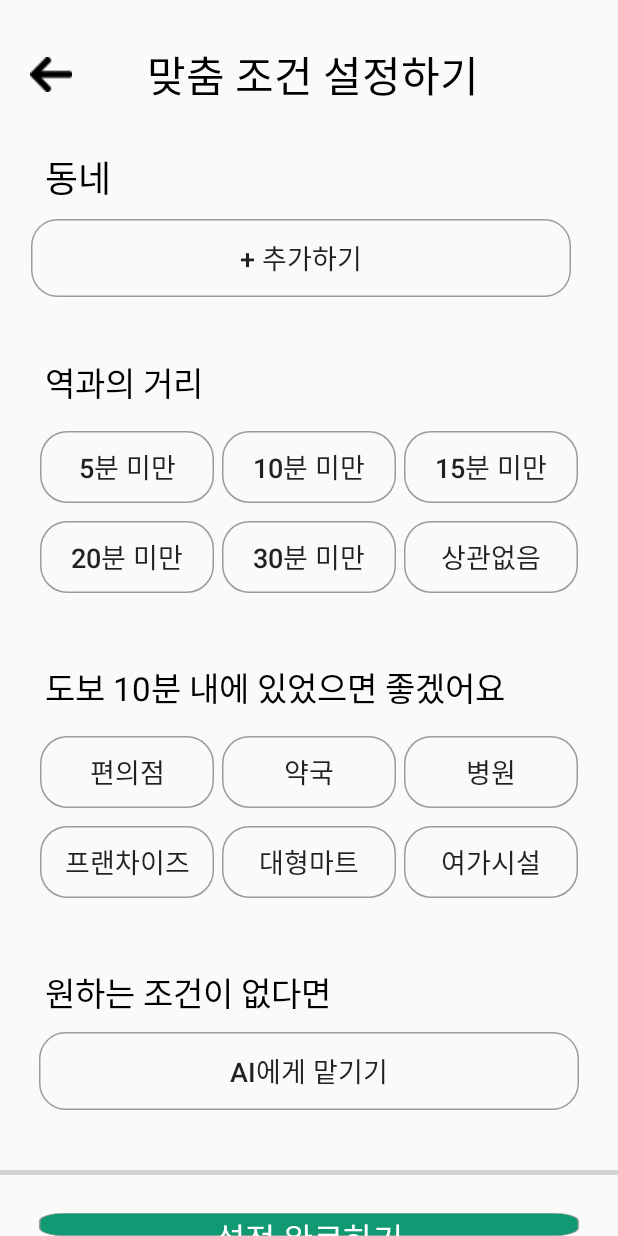
After one commit to CapstoneRRoom/RRoom, an Android app: the layout filter.xml on its own in the app's theme, with its tools: preview values and no code run, on a phone screen of 412 x 824 dp. The commit adds this screen. Run offline under Robolectric (Android 15) with nearby library versions, the phone set to English and light mode, and no system bars.

Commit message:
feat:방 화면 UI 추가

```diff
--- a/app/src/main/java/com/example/rroom/MainActivity.java
+++ b/app/src/main/java/com/example/rroom/MainActivity.java
@@ -14,7 +14,7 @@ public class MainActivity extends AppCompatActivity {
     protected void onCreate(Bundle savedInstanceState) {
         super.onCreate(savedInstanceState);
         EdgeToEdge.enable(this);
-        setContentView(R.layout.basic_layout);
+        setContentView(R.layout.postlist);
         ViewCompat.setOnApplyWindowInsetsListener(findViewById(R.id.main), (v, insets) -> {
             Insets systemBars = insets.getInsets(WindowInsetsCompat.Type.systemBars());
             v.setPadding(systemBars.left, systemBars.top, systemBars.right, systemBars.bottom);
--- /dev/null
+++ b/app/src/main/res/drawable/big_button.xml
@@ -0,0 +1,11 @@
+<vector xmlns:android="http://schemas.android.com/apk/res/android"
+    android:width="369dp"
+    android:height="52dp"
+    android:viewportWidth="369"
+    android:viewportHeight="52">
+  <path
+      android:strokeWidth="1"
+      android:pathData="M18,0.5L351,0.5A17.5,17.5 0,0 1,368.5 18L368.5,34A17.5,17.5 0,0 1,351 51.5L18,51.5A17.5,17.5 0,0 1,0.5 34L0.5,18A17.5,17.5 0,0 1,18 0.5z"
+      android:fillColor="#00000000"
+      android:strokeColor="#9B9B9B"/>
+</vector>
--- /dev/null
+++ b/app/src/main/res/drawable/button.xml
@@ -0,0 +1,11 @@
+<vector xmlns:android="http://schemas.android.com/apk/res/android"
+    android:width="116dp"
+    android:height="47dp"
+    android:viewportWidth="116"
+    android:viewportHeight="47">
+  <path
+      android:strokeWidth="1"
+      android:pathData="M18,0.5L98,0.5A17.5,17.5 0,0 1,115.5 18L115.5,29A17.5,17.5 0,0 1,98 46.5L18,46.5A17.5,17.5 0,0 1,0.5 29L0.5,18A17.5,17.5 0,0 1,18 0.5z"
+      android:fillColor="#00000000"
+      android:strokeColor="#9B9B9B"/>
+</vector>
--- /dev/null
+++ b/app/src/main/res/drawable/green_big_button.xml
@@ -0,0 +1,11 @@
+<vector xmlns:android="http://schemas.android.com/apk/res/android"
+    android:width="369dp"
+    android:height="52dp"
+    android:viewportWidth="369"
+    android:viewportHeight="52">
+    <path
+        android:strokeWidth="1"
+        android:pathData="M18,0.5L351,0.5A17.5,17.5 0,0 1,368.5 18L368.5,34A17.5,17.5 0,0 1,351 51.5L18,51.5A17.5,17.5 0,0 1,0.5 34L0.5,18A17.5,17.5 0,0 1,18 0.5z"
+        android:fillColor="#109972"
+        android:strokeColor="#9B9B9B"/>
+</vector>
--- /dev/null
+++ b/app/src/main/res/layout/filter.xml
@@ -0,0 +1,218 @@
+<?xml version="1.0" encoding="utf-8"?>
+<LinearLayout xmlns:android="http://schemas.android.com/apk/res/android"
+    xmlns:tools="http://schemas.android.com/tools"
+    android:id="@+id/main"
+    android:layout_width="match_parent"
+    android:layout_height="match_parent"
+    tools:context=".MainActivity"
+    android:orientation="vertical">
+    <LinearLayout
+        android:layout_width="match_parent"
+        android:layout_height="100dp"
+        android:orientation="horizontal"
+        android:gravity="center_vertical">
+
+        <Button
+            android:layout_width="28dp"
+            android:layout_height="23dp"
+            android:background="@drawable/back"
+            android:layout_gravity="center"
+            android:layout_marginStart="20dp"/>
+
+        <TextView
+            android:layout_width="wrap_content"
+            android:layout_height="wrap_content"
+            android:text="맞춤 조건 설정하기"
+            android:textSize="28sp"
+            android:textColor="@color/black"
+            android:layout_marginStart="50dp"/>
+
+    </LinearLayout>
+
+    <TextView
+        android:layout_width="wrap_content"
+        android:layout_height="wrap_content"
+        android:text="동네"
+        android:textSize="24sp"
+        android:textColor="@color/black"
+        android:layout_marginStart="30dp">
+    </TextView>
+    <Button
+        android:layout_marginTop="10dp"
+        android:layout_width="360dp"
+        android:layout_height="wrap_content"
+        android:background="@drawable/big_button"
+        android:text="+ 추가하기"
+        android:textSize="18sp"
+        android:layout_marginEnd="5dp"
+        android:layout_gravity="center">
+    </Button>
+    <TextView
+        android:layout_marginTop="40dp"
+        android:layout_width="wrap_content"
+        android:layout_height="wrap_content"
+        android:text="역과의 거리"
+        android:textSize="22sp"
+        android:textColor="@color/black"
+        android:layout_marginStart="30dp">
+    </TextView>
+    <LinearLayout
+        android:layout_marginTop="10dp"
+        android:layout_width="match_parent"
+        android:layout_height="60dp"
+        android:gravity="center">
+        <Button
+            android:layout_width="wrap_content"
+            android:layout_height="wrap_content"
+            android:background="@drawable/button"
+            android:text="5분 미만"
+            android:textSize="18sp"
+            android:layout_marginEnd="5dp">
+        </Button>
+        <Button
+            android:layout_width="wrap_content"
+            android:layout_height="wrap_content"
+            android:background="@drawable/button"
+            android:text="10분 미만"
+            android:textSize="18sp"
+            android:layout_marginEnd="5dp">
+        </Button>
+        <Button
+            android:layout_width="wrap_content"
+            android:layout_height="wrap_content"
+            android:background="@drawable/button"
+            android:text="15분 미만"
+            android:textSize="18sp">
+        </Button>
+    </LinearLayout>
+    <LinearLayout
+        android:layout_width="match_parent"
+        android:layout_height="60dp"
+        android:gravity="center">
+        <Button
+            android:layout_width="wrap_content"
+            android:layout_height="wrap_content"
+            android:background="@drawable/button"
+            android:text="20분 미만"
+            android:textSize="18sp"
+            android:layout_marginEnd="5dp">
+        </Button>
+        <Button
+            android:layout_width="wrap_content"
+            android:layout_height="wrap_content"
+            android:background="@drawable/button"
+            android:text="30분 미만"
+            android:textSize="18sp"
+            android:layout_marginEnd="5dp">
+        </Button>
+        <Button
+            android:layout_width="wrap_content"
+            android:layout_height="wrap_content"
+            android:background="@drawable/button"
+            android:text="상관없음"
+            android:textSize="18sp">
+        </Button>
+    </LinearLayout>
+    <TextView
+        android:layout_marginTop="40dp"
+        android:layout_width="wrap_content"
+        android:layout_height="wrap_content"
+        android:text="도보 10분 내에 있었으면 좋겠어요"
+        android:textSize="22sp"
+        android:textColor="@color/black"
+        android:layout_marginStart="30dp">
+    </TextView>
+    <LinearLayout
+        android:layout_marginTop="10dp"
+        android:layout_width="match_parent"
+        android:layout_height="60dp"
+        android:gravity="center">
+        <Button
+            android:layout_width="wrap_content"
+            android:layout_height="wrap_content"
+            android:background="@drawable/button"
+            android:text="편의점"
+            android:textSize="18sp"
+            android:layout_marginEnd="5dp">
+        </Button>
+        <Button
+            android:layout_width="wrap_content"
+            android:layout_height="wrap_content"
+            android:background="@drawable/button"
+            android:text="약국"
+            android:textSize="18sp"
+            android:layout_marginEnd="5dp">
+        </Button>
+        <Button
+            android:layout_width="wrap_content"
+            android:layout_height="wrap_content"
+            android:background="@drawable/button"
+            android:text="병원"
+            android:textSize="18sp">
+        </Button>
+    </LinearLayout>
+    <LinearLayout
+        android:layout_width="match_parent"
+        android:layout_height="60dp"
+        android:gravity="center">
+        <Button
+            android:layout_width="wrap_content"
+            android:layout_height="wrap_content"
+            android:background="@drawable/button"
+            android:text="프랜차이즈"
+            android:textSize="18sp"
+            android:layout_marginEnd="5dp">
+        </Button>
+        <Button
+            android:layout_width="wrap_content"
+            android:layout_height="wrap_content"
+            android:background="@drawable/button"
+            android:text="대형마트"
+            android:textSize="18sp"
+            android:layout_marginEnd="5dp">
+        </Button>
+        <Button
+            android:layout_width="wrap_content"
+            android:layout_height="wrap_content"
+            android:background="@drawable/button"
+            android:text="여가시설"
+            android:textSize="18sp">
+        </Button>
+    </LinearLayout>
+
+    <TextView
+        android:layout_width="wrap_content"
+        android:layout_height="wrap_content"
+        android:text="원하는 조건이 없다면"
+        android:textSize="22sp"
+        android:textColor="@color/black"
+        android:layout_marginStart="30dp"
+        android:layout_marginTop="40dp">
+    </TextView>
+    <Button
+        android:layout_marginTop="10dp"
+        android:layout_width="360dp"
+        android:layout_height="wrap_content"
+        android:background="@drawable/big_button"
+        android:text="AI에게 맡기기"
+        android:textSize="18sp"
+        android:layout_gravity="center">
+    </Button>
+
+    <View
+        android:layout_marginTop="40dp"
+        android:background="#D3D3D3"
+        android:layout_width="match_parent"
+        android:layout_height="3dp"/>
+    <Button
+        android:layout_marginTop="25dp"
+        android:layout_width="360dp"
+        android:layout_height="wrap_content"
+        android:background="@drawable/green_big_button"
+        android:text="설정 완료하기"
+        android:textSize="22sp"
+        android:layout_gravity="center"
+        android:textColor="@color/white">
+    </Button>
+
+</LinearLayout>
--- /dev/null
+++ b/app/src/main/res/layout/home.xml
@@ -0,0 +1,30 @@
+<?xml version="1.0" encoding="utf-8"?>
+<LinearLayout xmlns:android="http://schemas.android.com/apk/res/android"
+    xmlns:tools="http://schemas.android.com/tools"
+    android:id="@+id/main"
+    android:layout_width="match_parent"
+    android:layout_height="match_parent"
+    tools:context=".MainActivity"
+    android:orientation="vertical">
+    <include layout="@layout/titlebar"/>
+    <TextView
+        android:layout_marginTop="80dp"
+        android:layout_width="wrap_content"
+        android:layout_height="wrap_content"
+        android:textSize="32sp"
+        android:layout_marginStart="30sp"
+        android:text="방꾸석이\n처음이신가요?"
+        android:lineSpacingExtra="-7dp"
+        android:textColor="@color/black">
+    </TextView>
+    <Button
+        android:layout_marginTop="50dp"
+        android:layout_width="364dp"
+        android:layout_height="255dp"
+        android:layout_gravity="center"
+        android:background="@drawable/filter_button">
+
+    </Button>
+
+    <include layout="@layout/navibar" />
+</LinearLayout>
--- a/app/src/main/res/layout/navibar.xml
+++ b/app/src/main/res/layout/navibar.xml
@@ -38,7 +38,8 @@
                     android:text="홈"
                     android:textSize="15sp"
                     android:gravity="center"
-                    android:layout_gravity="center">
+                    android:layout_gravity="center"
+                    android:textColor="@color/black">
                 </TextView>
             </LinearLayout>
             <LinearLayout
@@ -60,7 +61,8 @@
                     android:text="방"
                     android:textSize="15sp"
                     android:gravity="center"
-                    android:layout_gravity="center">
+                    android:layout_gravity="center"
+                    android:textColor="@color/black">
                 </TextView>
             </LinearLayout>
             <LinearLayout
@@ -104,7 +106,8 @@
                     android:text="게시판"
                     android:textSize="15sp"
                     android:gravity="center"
-                    android:layout_gravity="center">
+                    android:layout_gravity="center"
+                    android:textColor="@color/black">
                 </TextView>
             </LinearLayout>
             <LinearLayout
@@ -126,7 +129,8 @@
                     android:text="내정보"
                     android:textSize="15sp"
                     android:gravity="center"
-                    android:layout_gravity="center">
+                    android:layout_gravity="center"
+                    android:textColor="@color/black">
                 </TextView>
             </LinearLayout>
 
--- /dev/null
+++ b/app/src/main/res/layout/room_recommend.xml
@@ -0,0 +1,19 @@
+<?xml version="1.0" encoding="utf-8"?>
+<LinearLayout xmlns:android="http://schemas.android.com/apk/res/android"
+    xmlns:tools="http://schemas.android.com/tools"
+    android:id="@+id/main"
+    android:layout_width="match_parent"
+    android:layout_height="match_parent"
+    tools:context=".MainActivity"
+    android:orientation="vertical">
+    <include layout="@layout/titlebar"/>
+    <TextView
+        android:layout_width="wrap_content"
+        android:layout_height="wrap_content"
+        android:text="조건 맞춤 매물"
+        android:textColor="@color/black"
+        android:textSize="28dp"
+        android:layout_marginStart="30dp">
+    </TextView>
+    <include layout="@layout/navibar" />
+</LinearLayout>
```
Also changed, not shown: app/src/main/res/drawable/back.png (added), app/src/main/res/drawable/filter_button.png (added), app/src/main/res/layout/postlist.xml (renamed from app/src/main/res/layout/basic_layout.xml).
